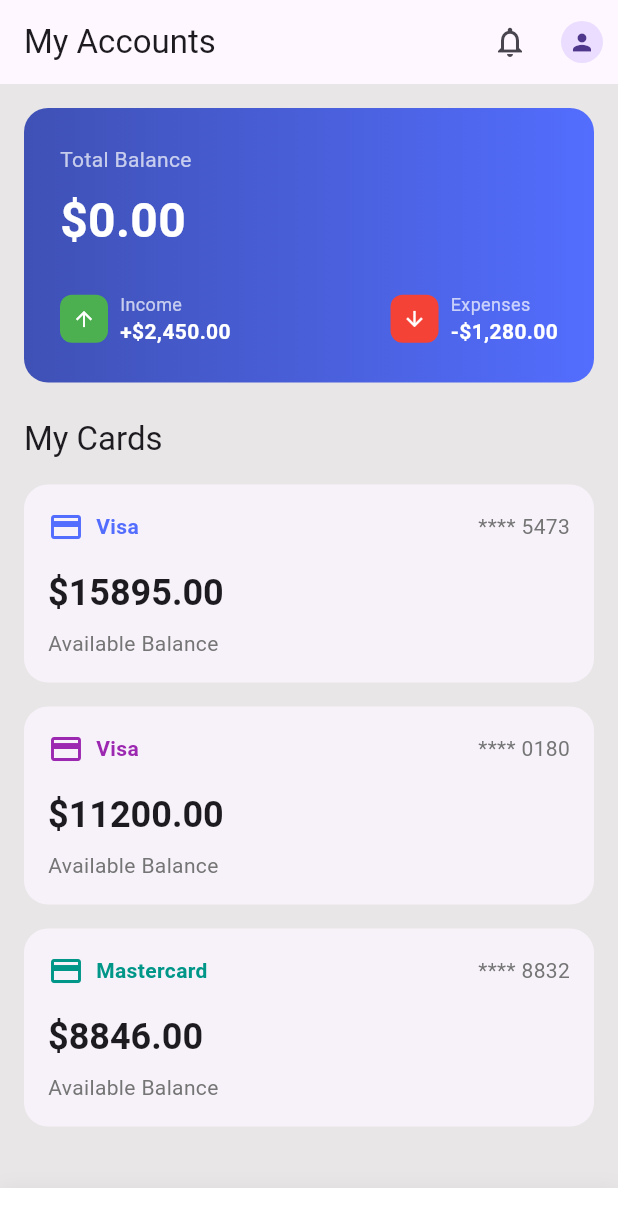
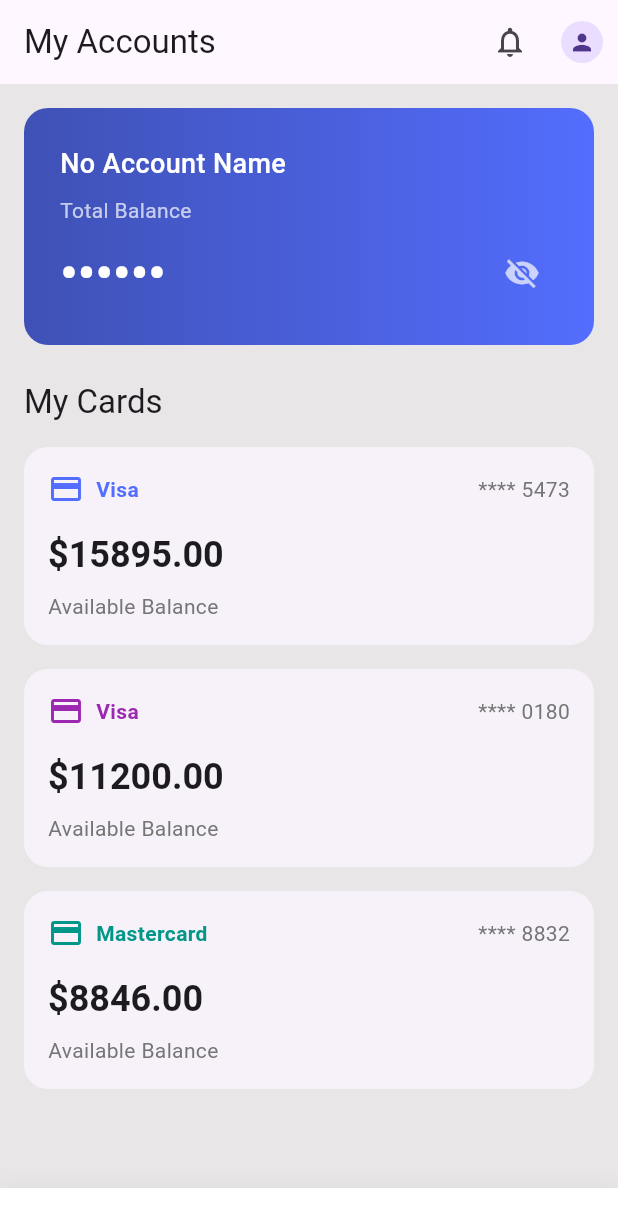
Before and after one commit to Kashyroyalty/Flutter_mobile_app, a Flutter app: the AccountPage screen opened by its route, on a phone screen of 412 x 824 dp. Shown: the top 1227 px of the screen. Run offline on Flutter 3.47's test engine with Material 3 defaults, Android fonts, the phone set to English and light mode, and no system bars; our stand-ins replace fl_chart, google_fonts, image_picker, local_auth, shared_preferences; missing offline and left inert: dart:ffi; accounts and stored records are empty; network calls fail.

Commit message:
added account name in account page

```diff
--- a/lib/Pages/AccountPage.dart
+++ b/lib/Pages/AccountPage.dart
@@ -1,7 +1,5 @@
 import 'package:flutter/material.dart';
-import 'package:online_banking_system/Constants/Colors.dart';
 import 'package:online_banking_system/Pages/ProfilePage.dart';
-import 'package:online_banking_system/Pages/SettingPage.dart';
 
 import '../Models/AccountContract.dart';
 import '../Models/ApiService.dart';
@@ -16,7 +14,7 @@ class AccountPage extends StatefulWidget {
 class _AccountPageState extends State<AccountPage> {
   AccountContract? accountData;
   bool _isLoading = true;
-  bool _hasError = false;
+  bool _isBalanceHidden = true;
 
   @override
   void initState() {
@@ -26,14 +24,17 @@ class _AccountPageState extends State<AccountPage> {
 
   Future<void> fetchAccountData() async {
     try {
+      print("Fetching account data...");
       final account = await ApiService().fetchAccountContract("5176632120");
+      print("Account Data Fetched: ${account.accountContractName}");
+
       setState(() {
         accountData = account;
         _isLoading = false;
       });
     } catch (e) {
+      print("Error fetching account data: $e");
       setState(() {
-        _hasError = true;
         _isLoading = false;
       });
     }
@@ -84,8 +85,18 @@ class _AccountPageState extends State<AccountPage> {
                   _isLoading
                       ? CircularProgressIndicator() // Show a loader while fetching
                       : _TotalBalanceCard(
+                    accountName: (accountData?.accountContractName.isNotEmpty ?? false)
+                        ? accountData!.accountContractName
+                        : "No Account Name",
                     balance: accountData?.balance ?? 0.0,
-                  ),
+                    isBalanceHidden: _isBalanceHidden,
+                    onToggleBalance: () {
+                      setState(() {
+                        _isBalanceHidden = !_isBalanceHidden;
+                });
+              },
+            ),
+
                   SizedBox(height: 24),
                   Text(
                     'My Cards',
@@ -137,9 +148,17 @@ class _AccountPageState extends State<AccountPage> {
 }
 
 class _TotalBalanceCard extends StatelessWidget {
+  final String accountName;
+  final double balance;
+  final bool isBalanceHidden;
+  final VoidCallback onToggleBalance;
 
-  final double balance;
-  const _TotalBalanceCard({required this.balance});
+  const _TotalBalanceCard({
+    required this.accountName,
+    required this.balance,
+    required this.isBalanceHidden,
+    required this.onToggleBalance,
+  });
 
   @override
   Widget build(BuildContext context) {
@@ -155,33 +174,37 @@ class _TotalBalanceCard extends StatelessWidget {
         crossAxisAlignment: CrossAxisAlignment.start,
         children: [
           Text(
+        accountName, // Display account name
+        style: TextStyle(
+          fontSize: 18,
+          fontWeight: FontWeight.w500,
+          color: Colors.white,
+          ),
+          ),
+
+          SizedBox(height: 8),
+          Text(
             'Total Balance',
             style: TextStyle(color: Colors.white70),
           ),
           SizedBox(height: 8),
-          Text(
-            '\$${balance.toStringAsFixed(2)}',
-            style: TextStyle(
-              fontSize: 32,
-              fontWeight: FontWeight.bold,
-              color: Colors.white,
-            ),
-          ),
-          SizedBox(height: 24),
           Row(
             mainAxisAlignment: MainAxisAlignment.spaceBetween,
             children: [
-              _BalanceChangeIndicator(
-                label: 'Income',
-                amount: '+\$2,450.00',
-                icon: Icons.arrow_upward,
-                positive: true,
+              Text(
+                isBalanceHidden ? '••••••' : '\$${balance.toStringAsFixed(2)}',
+                style: TextStyle(
+                  fontSize: 32,
+                  fontWeight: FontWeight.bold,
+                  color: Colors.white,
+                ),
               ),
-              _BalanceChangeIndicator(
-                label: 'Expenses',
-                amount: '-\$1,280.00',
-                icon: Icons.arrow_downward,
-                positive: false,
+              IconButton(
+                icon: Icon(
+                  isBalanceHidden ? Icons.visibility_off : Icons.visibility,
+                  color: Colors.white70,
+                ),
+                onPressed: onToggleBalance,
               ),
             ],
           ),
```
Also changed, not shown: lib/widgets/AccountDetails.dart (added).
